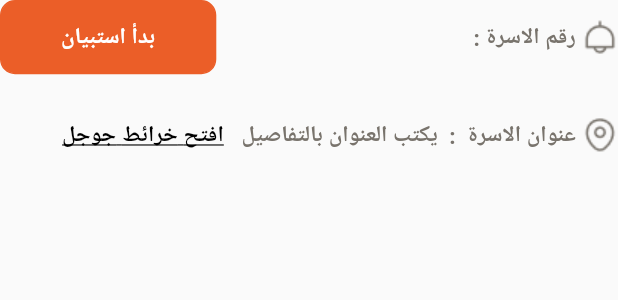
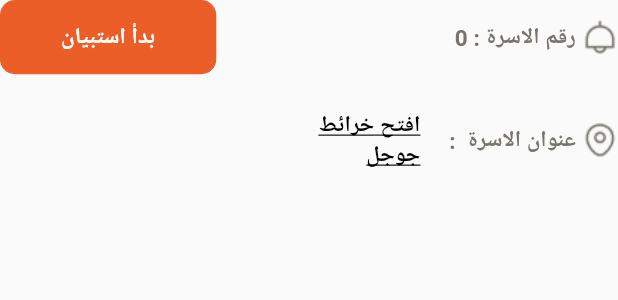
Before and after one commit to atefelsaeed/Jaddah-Household-Survey, a Flutter app: the ItemUserSurvey widget shown alone on an empty page, opened directly with empty values, after a tap on "افتح خرائط جوجل", on a phone screen of 412 x 824 dp. Shown: the top 300 px of the screen. Run offline on Flutter 3.47's test engine with Material 2 defaults, Android fonts, the phone set to English and light mode, and no system bars; our stand-ins replace connectivity_plus, firebase_core, firebase_messaging, fluttertoast, location, shared_preferences; missing offline and left inert: enum_to_string; accounts and stored records are empty; network calls fail.

```diff
--- a/lib/UI/Screens/UserSurveys/itemUserSurvey.dart
+++ b/lib/UI/Screens/UserSurveys/itemUserSurvey.dart
@@ -6,12 +6,13 @@ import 'package:jaddah_household_survey/UI/Screens/Survey/syrvey_screen.dart';
 import 'package:jaddah_household_survey/UI/Widgets/custom_buttton.dart';
 import 'package:url_launcher/url_launcher.dart';
 
+import '../../../Models/user_serveys_model.dart';
 import 'itemSurveyModel.dart';
 
 class ItemUserSurvey extends StatelessWidget {
   const ItemUserSurvey({Key? key, required this.itemSurveyModel})
       : super(key: key);
-  final ItemSurveyModel itemSurveyModel;
+  final UserSurveysModelData itemSurveyModel;
 
   Future<void> _launchInBrowser(Uri url) async {
     if (!await launchUrl(
@@ -46,7 +47,7 @@ class ItemUserSurvey extends StatelessWidget {
               const Image(image: AssetImage(ImageAssets.lampIcon)),
               AppSize.spaceWidth1(context),
               Text(
-                "رقم الاسرة : ${itemSurveyModel.numberSurvey}",
+                "رقم الاسرة : ${itemSurveyModel.id}",
                 style: TextStyle(
                   color: ColorManager.grayColor,
                   fontWeight: FontWeight.w700,
@@ -72,16 +73,20 @@ class ItemUserSurvey extends StatelessWidget {
             children: [
               const Image(image: AssetImage(ImageAssets.locationIcon)),
               AppSize.spaceWidth1(context),
-              Text(
-                "عنوان الاسرة  :  يكتب العنوان بالتفاصيل ",
+              Flexible(
+                flex: 8,
+                child: Text(
+                  "عنوان الاسرة  :  ${itemSurveyModel.qTANAME} ",
                   style: TextStyle(
                     color: ColorManager.grayColor,
                     fontWeight: FontWeight.w700,
                   ),
                 ),
-              TextButton(
+              ),
+              Flexible(flex: 4,
+                child: TextButton(
                   onPressed: () async {
-                  await launchURL(itemSurveyModel.lat, itemSurveyModel.long);
+                    await launchURL(itemSurveyModel.pOINTX.toString(), itemSurveyModel.pOINTY.toString());
                   },
                   child: Text(
                     'افتح خرائط جوجل',
@@ -89,6 +94,7 @@ class ItemUserSurvey extends StatelessWidget {
                       decoration: TextDecoration.underline,
                       fontWeight: FontWeight.bold,
                       color: ColorManager.black,
+                    ),
                   ),
                 ),
               ),
```
Also changed, not shown: lib/Providers/user_surveys.dart (+26 -2 lines), lib/UI/Screens/UserSurveys/userSurveys.dart (+102 -16 lines), lib/UI/Screens/vechicles/components/nearest_transporter.dart (+5 -9 lines). Lines whose indentation alone changed are shown as unchanged.
